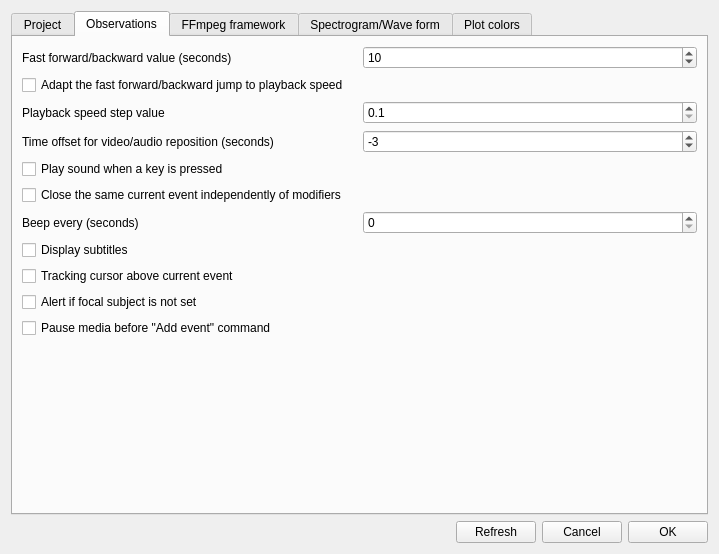
Before: the Qt Designer form boris/preferences.ui in olivierfriard/BORIS, drawn with Qt 5.
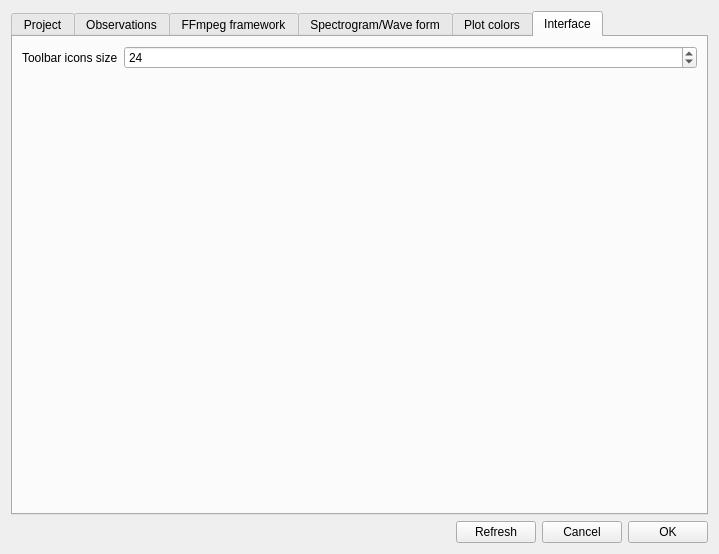
After: the same form once the commit is applied.

Commit message: added option for toolbar icon size

The edit to the form file:
```diff
--- a/boris/preferences.ui
+++ b/boris/preferences.ui
@@ -25,7 +25,7 @@
         <bool>true</bool>
        </property>
        <property name="currentIndex">
-        <number>1</number>
+        <number>5</number>
        </property>
        <widget class="QWidget" name="tab">
         <attribute name="title">
@@ -488,6 +488,37 @@
          </item>
         </layout>
        </widget>
+       <widget class="QWidget" name="tab_interface">
+        <attribute name="title">
+         <string>Interface</string>
+        </attribute>
+        <layout class="QVBoxLayout" name="verticalLayout_7">
+         <item>
+          <layout class="QFormLayout" name="formLayout">
+           <item row="0" column="0">
+            <widget class="QLabel" name="label_9">
+             <property name="text">
+              <string>Toolbar icons size</string>
+             </property>
+            </widget>
+           </item>
+           <item row="0" column="1">
+            <widget class="QSpinBox" name="sb_toolbar_icon_size">
+             <property name="minimum">
+              <number>12</number>
+             </property>
+             <property name="maximum">
+              <number>128</number>
+             </property>
+             <property name="value">
+              <number>24</number>
+             </property>
+            </widget>
+           </item>
+          </layout>
+         </item>
+        </layout>
+       </widget>
       </widget>
      </item>
      <item>
```
Left out of the diff: 10 changed lines with no effect on the pictures. The commit also changes 6 other files.
